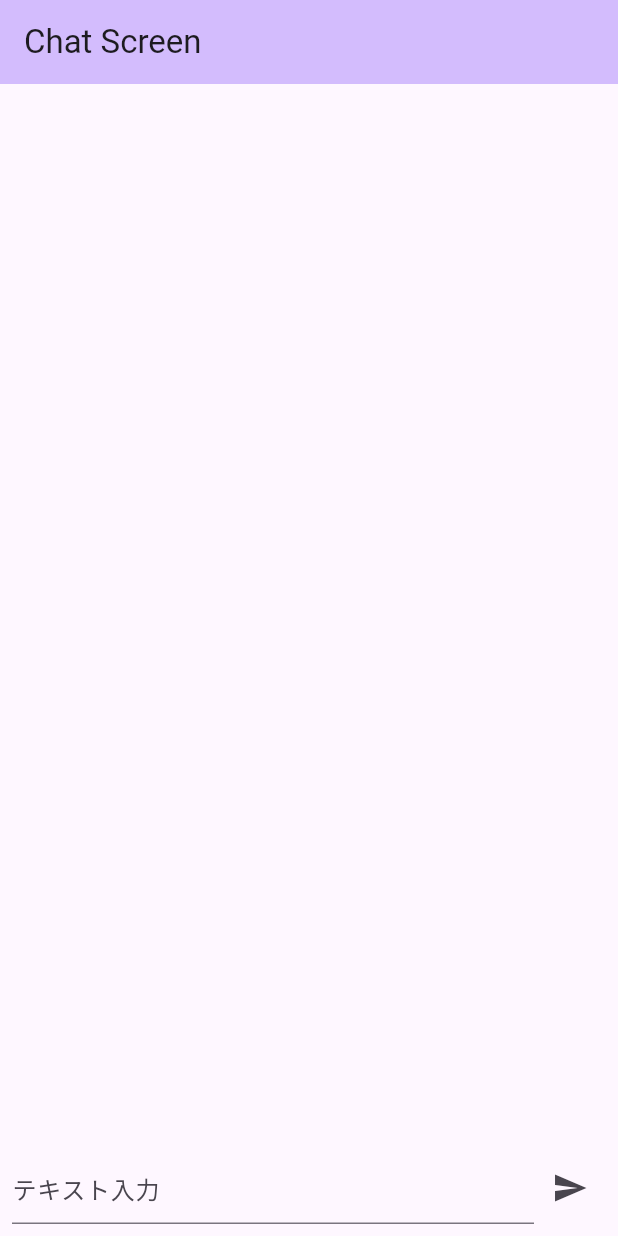
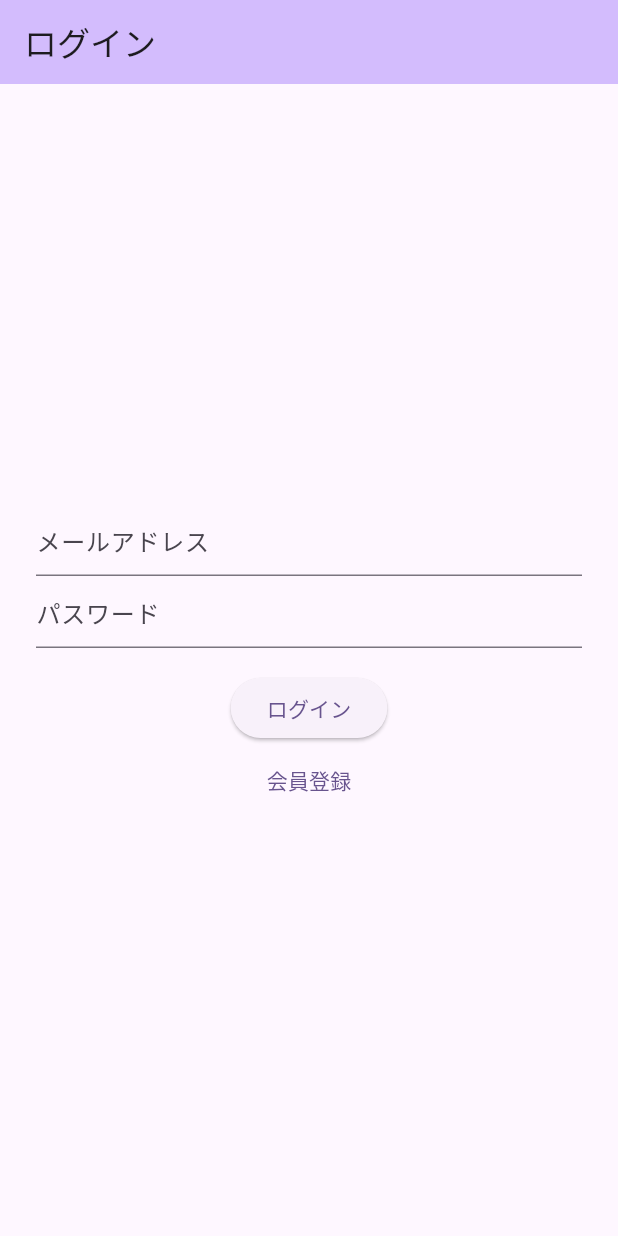
Before and after one commit to shun1121/chatgtp-app, a Flutter app: the screen it shows after launch, on a phone screen of 412 x 824 dp. Run offline on Flutter 3.47's test engine with Material 2 defaults, Android fonts, the phone set to English and light mode, and no system bars; our stand-ins replace firebase_auth, firebase_core, flutter_dotenv; accounts and stored records are empty.

Commit message:
add signup, login and logout function

```diff
--- /dev/null
+++ b/lib/login_page.dart
@@ -0,0 +1,92 @@
+import 'package:flutter/material.dart';
+import 'package:firebase_auth/firebase_auth.dart';
+
+import 'chat_screen.dart';
+
+class LoginPage extends StatefulWidget {
+  const LoginPage({super.key, required this.title});
+  final String title;
+
+  @override
+  State<LoginPage> createState() => _LoginPageState();
+}
+
+class _LoginPageState extends State<LoginPage> {
+  final _emailController = TextEditingController();
+  final _passwordController = TextEditingController();
+  final FirebaseAuth _auth = FirebaseAuth.instance;
+
+  Future _register() async {
+    try {
+      final credential =
+        await _auth.createUserWithEmailAndPassword(
+          email: _emailController.text,
+          password: _passwordController.text,
+        );
+      print("User registered: ${credential.user}");
+      Navigator.of(context).pushReplacement(
+        MaterialPageRoute(builder: (context) => const ChatScreen(title: 'ChatGPT Chat')),
+      );
+    } on FirebaseAuthException catch (e) {
+      if (e.code == 'weak-password') {
+        print('The password provided is too weak.');
+      } else if (e.code == 'email-already-in-use') {
+        print('The account already exists for that email.');
+      }
+    } catch (e) {
+      print(e);
+    }
+  }
+
+  Future _login() async {
+    try {
+      final credential = await _auth.signInWithEmailAndPassword(
+        email: _emailController.text,
+        password: _passwordController.text,
+      );
+      print("User logged in: ${credential.user}");
+      Navigator.of(context).pushReplacement(
+        MaterialPageRoute(builder: (context) => const ChatScreen(title: 'ChatGPT Chat')),
+      );
+    } on FirebaseAuthException catch (e) {
+      if (e.code == 'user-not-found') {
+        print('No user found for that email.');
+      } else if (e.code == 'wrong-password') {
+        print('Wrong password provided for that user.');
+      }
+    }
+  }
+
+  @override
+  Widget build(BuildContext context) {
+    return Scaffold(
+      appBar: AppBar(
+        backgroundColor: Theme.of(context).colorScheme.inversePrimary,
+        title: Text(widget.title),
+      ),
+      body: Column(
+        mainAxisAlignment: MainAxisAlignment.center,
+        children: [
+          Padding(
+            padding: const EdgeInsets.only(left: 24.0, right: 24.0),
+            child: TextField(
+              controller: _emailController,
+              decoration: const InputDecoration(hintText: 'メールアドレス'),
+            ),
+          ),
+          Padding(
+            padding: const EdgeInsets.only(left: 24.0, right: 24.0),
+            child: TextField(
+              controller: _passwordController,
+              decoration: const InputDecoration(hintText: 'パスワード'),
+              obscureText: true,
+            ),
+          ),
+          const SizedBox(height: 16),
+          ElevatedButton(onPressed: _login, child: const Text('ログイン')),
+          TextButton(onPressed: _register, child: const Text('会員登録')),
+        ],
+      ),
+    );
+  }
+}
--- a/lib/main.dart
+++ b/lib/main.dart
@@ -1,22 +1,22 @@
 import 'package:flutter/material.dart';
 import 'package:flutter_dotenv/flutter_dotenv.dart';
 import 'package:mixi_training/chat_screen.dart';
+import 'package:mixi_training/login_page.dart';
 import 'package:mixi_training/providers/chat_state_provider.dart';
 import 'package:provider/provider.dart';
 import 'dart:io';
+import 'package:firebase_core/firebase_core.dart';
 
 void main() async {
   await dotenv.load(fileName: '.env');
   HttpOverrides.global = MyHttpOverrides();
+  WidgetsFlutterBinding.ensureInitialized();
+  await Firebase.initializeApp();
   runApp(
     ChangeNotifierProvider(
       create: (context) => ChatStateProvider(),
       child: const MyApp(),
     ),
-    // MultiProvider(
-    //   providers: [],
-    //   child: const MyApp(),
-    // ),
   );
 }
 
@@ -42,9 +42,7 @@ class MyApp extends StatelessWidget {
         useMaterial3: true,
       ),
       home:
-      const ChatScreen(title: 'Chat Screen')
-      // const FirstPage(),
-      // const MyHomePage(title: 'Flutter Demo Home Page'),
+      const LoginPage(title: 'ログイン'),
     );
   }
 }
```
Also changed, not shown: lib/chat_screen.dart (+39 -21 lines).
